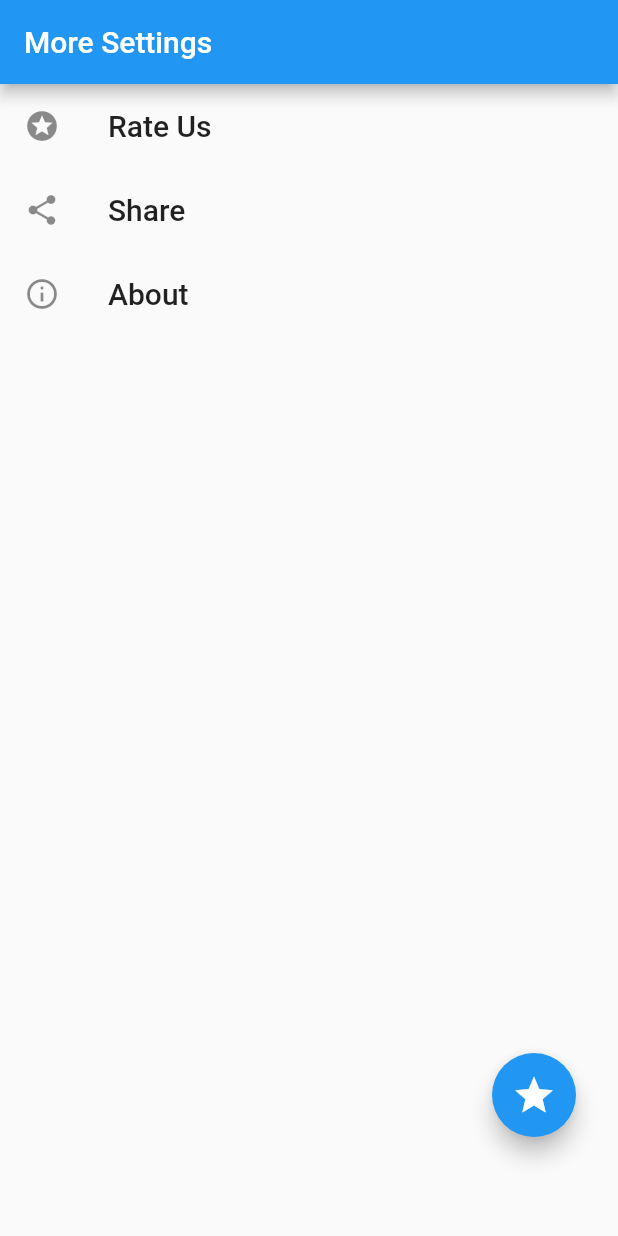
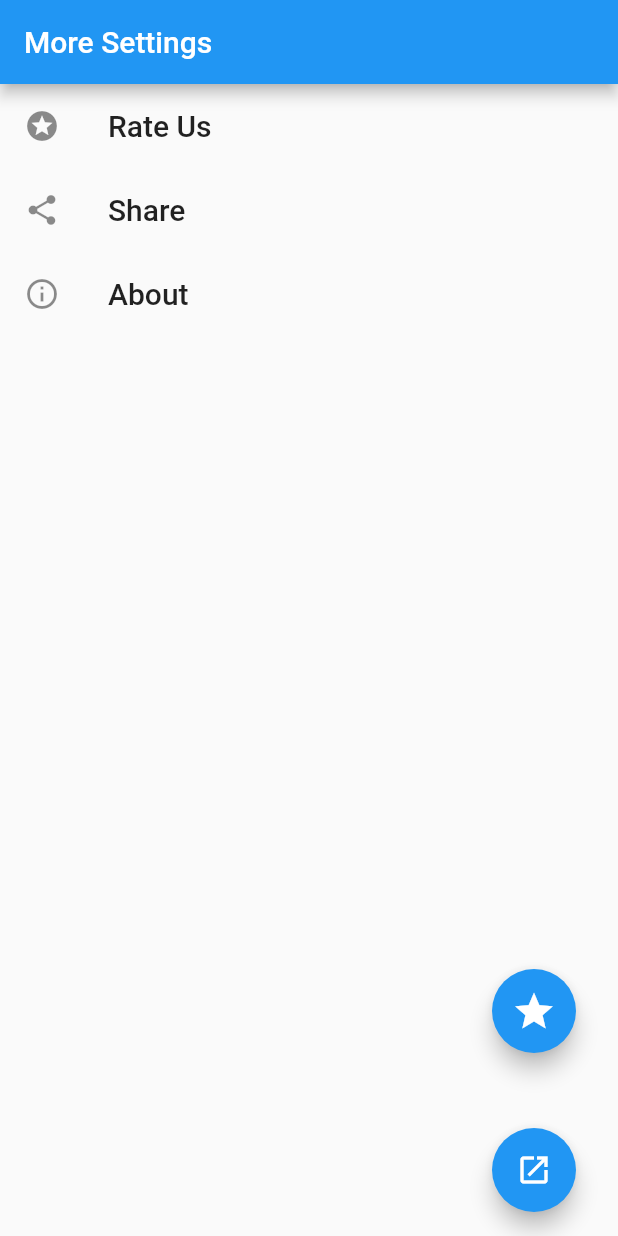
Before and after one commit to nooralibutt/easy_service_manager, a Flutter app: the screen it shows after launch, on a phone screen of 412 x 824 dp. Run offline on Flutter 3.47's test engine with Material 2 defaults, Android fonts, the phone set to English and light mode, and no system bars; our stand-ins replace in_app_review, package_info_plus, share_plus, shared_preferences.

```diff
--- a/example/lib/main.dart
+++ b/example/lib/main.dart
@@ -45,12 +45,31 @@ class _MyHomePageState extends State<MyHomePage> {
   Widget build(BuildContext context) {
     return Scaffold(
       body: getMoreSettings(),
-      floatingActionButton:
-          EasyServicesManager.instance.rateFloatingActionButton(),
+      floatingActionButton: Column(
+        mainAxisSize: MainAxisSize.min,
+        children: [
+          EasyServicesManager.instance.rateFloatingActionButton() ??
+              const SizedBox(),
+          FloatingActionButton(
+            heroTag: "onPressedStandalone",
+            onPressed: onPressedStandalone,
+            child: const Icon(Icons.launch),
+          )
+        ],
+      ),
+      floatingActionButtonLocation: FloatingActionButtonLocation.endFloat,
     );
   }
 
   static Widget getMoreSettings() {
     return EasyServicesManager.instance.moreScreen();
   }
+
+  void onPressedStandalone() {
+    Navigator.of(context).push(
+      MaterialPageRoute(
+          fullscreenDialog: true,
+          builder: (_) => Scaffold(body: getMoreSettings())),
+    );
+  }
 }
```
